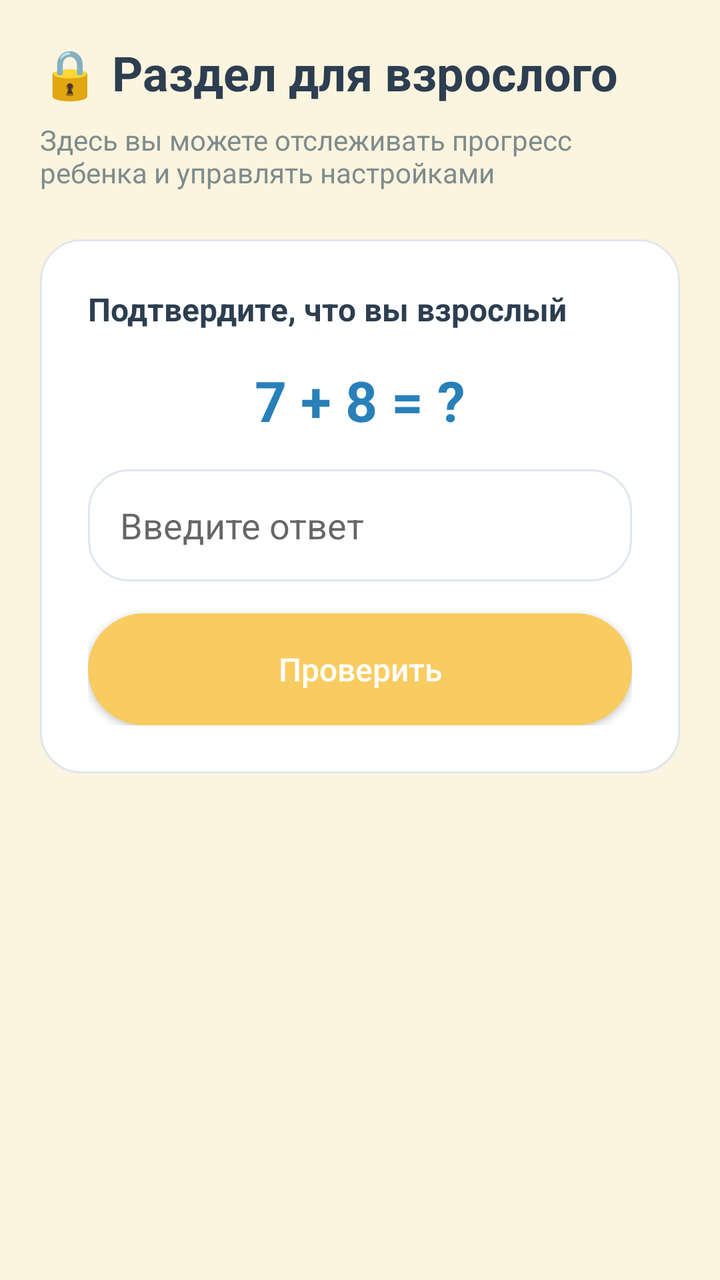
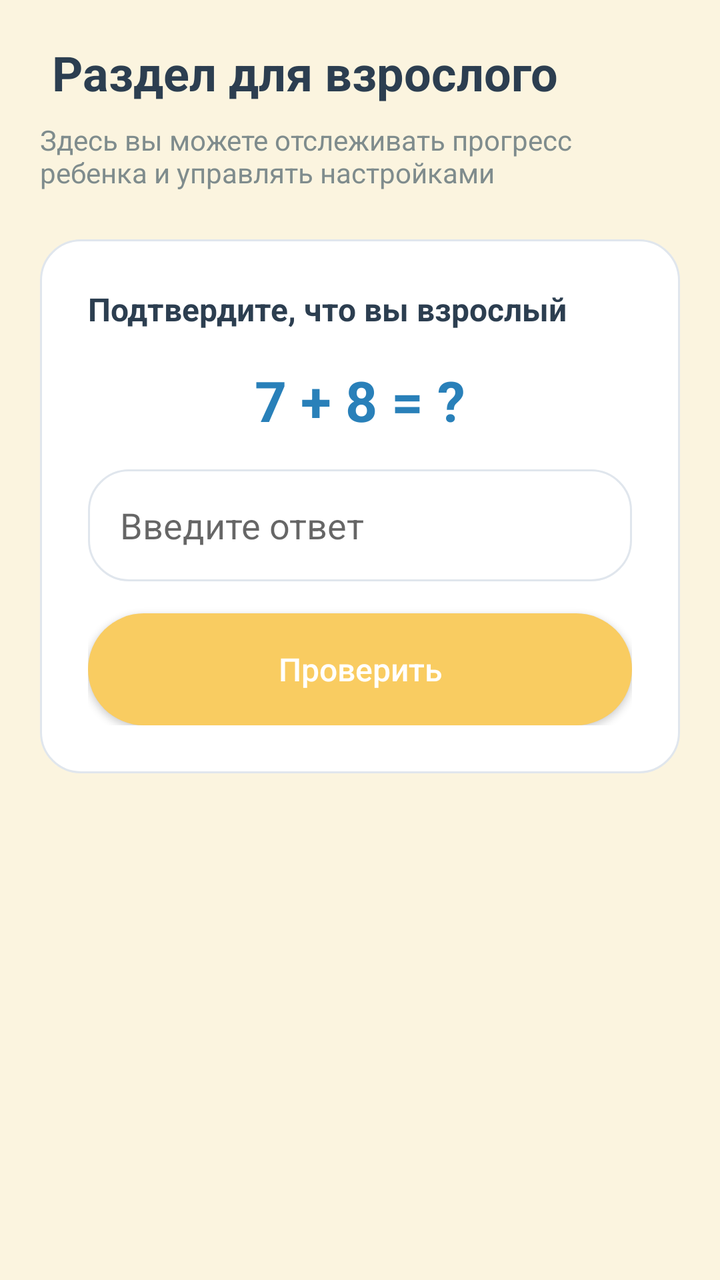

Two renders of the same Android screen: before a commit and after it. Below are the layout's source before the change and the commit's diff.
<!-- AndroidManifest.xml: application theme Theme.MaterialComponents.DayNight.NoActionBar -->
<!-- res/layout/activity_adult.xml -->
<?xml version="1.0" encoding="utf-8"?>
<ScrollView xmlns:android="http://schemas.android.com/apk/res/android"
    android:layout_width="match_parent"
    android:layout_height="match_parent"
    android:background="#FBF4DF">

    <LinearLayout
        android:layout_width="match_parent"
        android:layout_height="wrap_content"
        android:orientation="vertical"
        android:padding="20dp">

        
        <TextView
            android:layout_width="wrap_content"
            android:layout_height="wrap_content"
            android:text="🔒 Раздел для взрослого"
            android:textSize="24sp"
            android:textStyle="bold"
            android:textColor="#2C3E50"
            android:layout_marginBottom="8dp" />

        <TextView
            android:layout_width="wrap_content"
            android:layout_height="wrap_content"
            android:text="Здесь вы можете отслеживать прогресс ребенка и управлять настройками"
            android:textSize="14sp"
            android:textColor="#7F8C8D"
            android:layout_marginBottom="24dp" />

        
        <LinearLayout
            android:id="@+id/layout_barrier"
            android:layout_width="match_parent"
            android:layout_height="wrap_content"
            android:orientation="vertical"
            android:background="@drawable/bg_card"
            android:padding="24dp"
            android:layout_marginBottom="20dp">

            <TextView
                android:layout_width="wrap_content"
                android:layout_height="wrap_content"
                android:text="Подтвердите, что вы взрослый"
                android:textSize="16sp"
                android:textStyle="bold"
                android:textColor="#2C3E50"
                android:layout_marginBottom="16dp" />

            <TextView
                android:id="@+id/tv_math_problem"
                android:layout_width="wrap_content"
                android:layout_height="wrap_content"
                android:text="7 + 8 = ?"
                android:textSize="28sp"
                android:textStyle="bold"
                android:textColor="#2980B9"
                android:layout_gravity="center_horizontal"
                android:layout_marginBottom="16dp" />

            <EditText
                android:id="@+id/et_math_answer"
                android:layout_width="match_parent"
                android:layout_height="56dp"
                android:hint="Введите ответ"
                android:inputType="number"
                android:background="@drawable/bg_card"
                android:paddingStart="16dp"
                android:paddingEnd="16dp"
                android:textSize="18sp"
                android:textColor="#2C3E50"
                android:layout_marginBottom="16dp" />

            <androidx.appcompat.widget.AppCompatButton
                android:id="@+id/btn_check_answer"
                android:layout_width="match_parent"
                android:layout_height="56dp"
                android:text="Проверить"
                android:textSize="16sp"
                android:textAllCaps="false"
                android:background="@drawable/bg_button_pill"
                android:textColor="#FFFFFF" />
        </LinearLayout>

        
        <LinearLayout
            android:id="@+id/layout_adult_content"
            android:layout_width="match_parent"
            android:layout_height="wrap_content"
            android:orientation="vertical"
            android:visibility="gone">

            
            <TextView
                android:layout_width="wrap_content"
                android:layout_height="wrap_content"
                android:text="📊 Прогресс ребенка"
                android:textSize="18sp"
                android:textStyle="bold"
                android:textColor="#2C3E50"
                android:layout_marginBottom="12dp" />

            <LinearLayout
                android:layout_width="match_parent"
                android:layout_height="wrap_content"
                android:orientation="horizontal"
                android:layout_marginBottom="12dp">

                
                <LinearLayout
                    android:layout_width="0dp"
                    android:layout_height="wrap_content"
                    android:layout_weight="1"
                    android:background="@drawable/bg_block_blue"
                    android:orientation="vertical"
                    android:padding="16dp"
                    android:layout_marginEnd="6dp">

                    <TextView
                        android:layout_width="wrap_content"
                        android:layout_height="wrap_content"
                        android:text="Период"
                        android:textSize="12sp"
                        android:textColor="#2980B9" />

                    <TextView
                        android:id="@+id/tv_stat_period"
                        android:layout_width="wrap_content"
                        android:layout_height="wrap_content"
                        android:text="1 из 5"
                        android:textSize="20sp"
                        android:textStyle="bold"
                        android:textColor="#2980B9"
                        android:layout_marginTop="8dp" />
                </LinearLayout>

                
                <LinearLayout
                    android:layout_width="0dp"
                    android:layout_height="wrap_content"
                    android:layout_weight="1"
                    android:background="@drawable/bg_card"
                    android:orientation="vertical"
                    android:padding="16dp"
                    android:layout_marginStart="6dp">

                    <TextView
                        android:layout_width="wrap_content"
                        android:layout_height="wrap_content"
                        android:text="Баланс"
                        android:textSize="12sp"
                        android:textColor="#7F8C8D" />

                    <TextView
                        android:id="@+id/tv_stat_balance"
                        android:layout_width="wrap_content"
                        android:layout_height="wrap_content"
                        android:text="1000"
                        android:textSize="20sp"
                        android:textStyle="bold"
                        android:textColor="#2C3E50"
                        android:layout_marginTop="8dp" />
                </LinearLayout>
            </LinearLayout>

            <LinearLayout
                android:layout_width="match_parent"
                android:layout_height="wrap_content"
                android:orientation="horizontal"
                android:layout_marginBottom="20dp">

                
                <LinearLayout
                    android:layout_width="0dp"
                    android:layout_height="wrap_content"
                    android:layout_weight="1"
                    android:background="@drawable/bg_card"
                    android:orientation="vertical"
                    android:padding="16dp"
                    android:layout_marginEnd="6dp">

                    <TextView
                        android:layout_width="wrap_content"
                        android:layout_height="wrap_content"
                        android:text="Настроение"
                        android:textSize="12sp"
                        android:textColor="#7F8C8D" />

                    <TextView
                        android:id="@+id/tv_stat_mood"
                        android:layout_width="wrap_content"
                        android:layout_height="wrap_content"
                        android:text="70/100"
                        android:textSize="20sp"
                        android:textStyle="bold"
                        android:textColor="#66BB6A"
                        android:layout_marginTop="8dp" />
                </LinearLayout>

                
                <LinearLayout
                    android:layout_width="0dp"
                    android:layout_height="wrap_content"
                    android:layout_weight="1"
                    android:background="@drawable/bg_block_purple"
                    android:orientation="vertical"
                    android:padding="16dp"
                    android:layout_marginStart="6dp">

                    <TextView
                        android:layout_width="wrap_content"
                        android:layout_height="wrap_content"
                        android:text="Цель"
                        android:textSize="12sp"
                        android:textColor="#8E44AD" />

                    <TextView
                        android:id="@+id/tv_stat_goal"
                        android:layout_width="wrap_content"
                        android:layout_height="wrap_content"
                        android:text="Не выбрана"
                        android:textSize="16sp"
                        android:textStyle="bold"
                        android:textColor="#8E44AD"
                        android:layout_marginTop="8dp" />
                </LinearLayout>
            </LinearLayout>

            
            <androidx.appcompat.widget.AppCompatButton
                android:id="@+id/btn_reset_profile"
                android:layout_width="match_parent"
                android:layout_height="56dp"
                android:text="🔄 Сбросить тестовый профиль"
                android:textSize="16sp"
                android:textAllCaps="false"
                android:background="@drawable/bg_card"
                android:textColor="#E74C3C" />
        </LinearLayout>

    </LinearLayout>
</ScrollView>
<!-- resources referenced by this layout -->
<resources>
  <!-- drawable bg_block_blue (drawable) -->
  <?xml version="1.0" encoding="utf-8"?>
  <shape xmlns:android="http://schemas.android.com/apk/res/android" android:shape="rectangle">
      <solid android:color="@color/light_blue_bg" />
      <corners android:radius="16dp" />
      <stroke android:width="2dp" android:color="@color/primary_blue" />
  </shape>
  <!-- drawable bg_block_purple (drawable) -->
  <?xml version="1.0" encoding="utf-8"?>
  <shape xmlns:android="http://schemas.android.com/apk/res/android" android:shape="rectangle">
      <solid android:color="@color/light_purple_bg" />
      <corners android:radius="16dp" />
      <stroke android:width="2dp" android:color="@color/primary_purple" />
  </shape>
  <!-- drawable bg_button_pill (drawable) -->
  <?xml version="1.0" encoding="utf-8"?>
  <shape xmlns:android="http://schemas.android.com/apk/res/android" android:shape="rectangle">
      <solid android:color="@color/primary_yellow" />
      <corners android:radius="50dp" />
  </shape>
  <!-- drawable bg_card (drawable) -->
  <?xml version="1.0" encoding="utf-8"?>
  <shape xmlns:android="http://schemas.android.com/apk/res/android" android:shape="rectangle">
      <solid android:color="@color/card_bg" />
      <corners android:radius="20dp" />
      <stroke android:width="1dp" android:color="@color/border_light" />
  </shape>
  <color name="light_blue_bg">#D6EAF8</color>
  <color name="primary_blue">#2980B9</color>
  <color name="light_purple_bg">#E8DAEF</color>
  <color name="primary_purple">#8E44AD</color>
  <color name="primary_yellow">#F9CC61</color>
  <color name="card_bg">#FFFFFF</color>
  <color name="border_light">#E0E6ED</color>
</resources>

<!-- the commit's change to res/layout/activity_adult.xml (unified diff, before → after) -->
@@ -14,7 +14,7 @@
         <TextView
             android:layout_width="wrap_content"
             android:layout_height="wrap_content"
-            android:text="🔒 Раздел для взрослого"
+            android:text=" Раздел для взрослого"
             android:textSize="24sp"
             android:textStyle="bold"
             android:textColor="#2C3E50"
@@ -94,7 +94,7 @@
             <TextView
                 android:layout_width="wrap_content"
                 android:layout_height="wrap_content"
-                android:text="📊 Прогресс ребенка"
+                android:text=" Прогресс ребенка"
                 android:textSize="18sp"
                 android:textStyle="bold"
                 android:textColor="#2C3E50"
@@ -212,7 +212,7 @@
                         android:layout_height="wrap_content"
                         android:text="Цель"
                         android:textSize="12sp"
-                        android:textColor="#8E44AD" />
+                        android:textColor="#C9A7E8" />
 
                     <TextView
                         android:id="@+id/tv_stat_goal"
@@ -221,7 +221,7 @@
                         android:text="Не выбрана"
                         android:textSize="16sp"
                         android:textStyle="bold"
-                        android:textColor="#8E44AD"
+                        android:textColor="#C9A7E8"
                         android:layout_marginTop="8dp" />
                 </LinearLayout>
             </LinearLayout>
@@ -237,6 +237,5 @@
                 android:background="@drawable/bg_card"
                 android:textColor="#E74C3C" />
         </LinearLayout>
-
     </LinearLayout>
 </ScrollView>
<!-- resource entries referenced after the edit -->
@@ -30,7 +30,7 @@
   <color name="light_blue_bg">#D6EAF8</color>
   <color name="primary_blue">#2980B9</color>
   <color name="light_purple_bg">#E8DAEF</color>
-  <color name="primary_purple">#8E44AD</color>
+  <color name="primary_purple">#C9A7E8</color>
   <color name="primary_yellow">#F9CC61</color>
   <color name="card_bg">#FFFFFF</color>
   <color name="border_light">#E0E6ED</color>
